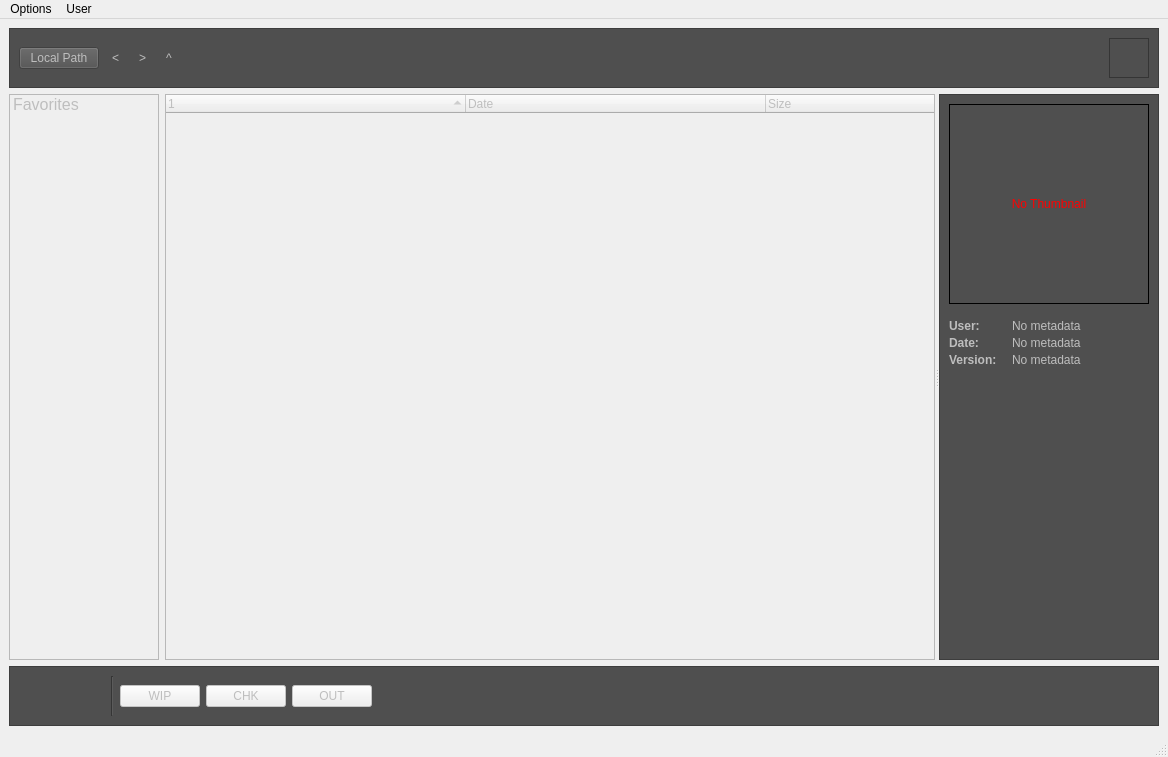
Above: plugins/file_manager/gui/main.ui from MayaFramework/Framework before the change. Below: the same form after it.
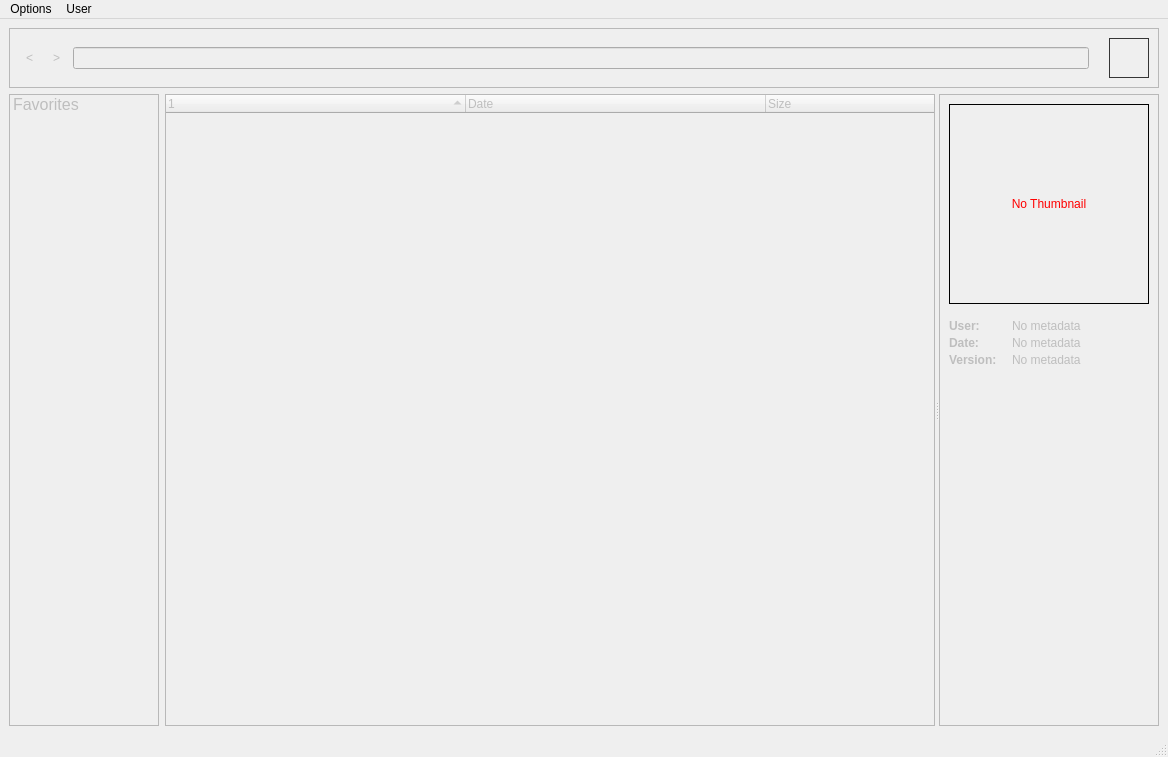
That is the form after the change. Icons and pictures are not drawn. Custom widgets are drawn as their Qt base class.

Diff of the .ui file:
```diff
--- a/plugins/file_manager/gui/main.ui
+++ b/plugins/file_manager/gui/main.ui
@@ -27,7 +27,7 @@
        </sizepolicy>
       </property>
       <property name="styleSheet">
-       <string notr="true">background-color: rgb(79, 79, 79);</string>
+       <string notr="true"/>
       </property>
       <property name="frameShape">
        <enum>QFrame::StyledPanel</enum>
@@ -36,13 +36,6 @@
        <enum>QFrame::Raised</enum>
       </property>
       <layout class="QHBoxLayout" name="horizontalLayout_2">
-       <item>
-        <widget class="QPushButton" name="toLocalPathBT">
-         <property name="text">
-          <string>Local Path</string>
-         </property>
-        </widget>
-       </item>
        <item>
         <widget class="QToolButton" name="beforeBT">
          <property name="cursor">
@@ -70,46 +63,7 @@
         </widget>
        </item>
        <item>
-        <widget class="QToolButton" name="toolButton">
-         <property name="text">
-          <string>^</string>
-         </property>
-         <property name="autoRaise">
-          <bool>true</bool>
-         </property>
-        </widget>
-       </item>
-       <item>
-        <spacer name="horizontalSpacer">
-         <property name="orientation">
-          <enum>Qt::Horizontal</enum>
-         </property>
-         <property name="sizeType">
-          <enum>QSizePolicy::Preferred</enum>
-         </property>
-         <property name="sizeHint" stdset="0">
-          <size>
-           <width>45</width>
-           <height>20</height>
-          </size>
-         </property>
-        </spacer>
-       </item>
-       <item>
-        <layout class="QHBoxLayout" name="pathLayout"/>
-       </item>
-       <item>
-        <spacer name="horizontalSpacer_2">
-         <property name="orientation">
-          <enum>Qt::Horizontal</enum>
-         </property>
-         <property name="sizeHint" stdset="0">
-          <size>
-           <width>40</width>
-           <height>20</height>
-          </size>
-         </property>
-        </spacer>
+        <widget class="QLineEdit" name="pathLE"/>
        </item>
        <item>
         <widget class="QLabel" name="userNameLB">
@@ -254,7 +208,7 @@
           </size>
          </property>
          <property name="styleSheet">
-          <string notr="true">background-color: rgb(79, 79, 79);</string>
+          <string notr="true"/>
          </property>
          <property name="frameShape">
           <enum>QFrame::StyledPanel</enum>
@@ -429,186 +383,6 @@
       </item>
      </layout>
     </item>
-    <item>
-     <widget class="QFrame" name="frame_2">
-      <property name="sizePolicy">
-       <sizepolicy hsizetype="Preferred" vsizetype="Fixed">
-        <horstretch>0</horstretch>
-        <verstretch>0</verstretch>
-       </sizepolicy>
-      </property>
-      <property name="styleSheet">
-       <string notr="true">QFrame{background-color: rgb(79, 79, 79);}
-</string>
-      </property>
-      <property name="frameShape">
-       <enum>QFrame::StyledPanel</enum>
-      </property>
-      <property name="frameShadow">
-       <enum>QFrame::Raised</enum>
-      </property>
-      <layout class="QHBoxLayout" name="horizontalLayout">
-       <item>
-        <widget class="QPushButton" name="openBT">
-         <property name="minimumSize">
-          <size>
-           <width>40</width>
-           <height>40</height>
-          </size>
-         </property>
-         <property name="maximumSize">
-          <size>
-           <width>40</width>
-           <height>40</height>
-          </size>
-         </property>
-         <property name="cursor">
-          <cursorShape>PointingHandCursor</cursorShape>
-         </property>
-         <property name="toolTip">
-          <string>Download and open the file</string>
-         </property>
-         <property name="statusTip">
-          <string>Download and open the file</string>
-         </property>
-         <property name="text">
-          <string/>
-         </property>
-         <property name="iconSize">
-          <size>
-           <width>40</width>
-           <height>40</height>
-          </size>
-         </property>
-         <property name="flat">
-          <bool>true</bool>
-         </property>
-        </widget>
-       </item>
-       <item>
-        <widget class="QPushButton" name="downloadBT">
-         <property name="minimumSize">
-          <size>
-           <width>40</width>
-           <height>40</height>
-          </size>
-         </property>
-         <property name="maximumSize">
-          <size>
-           <width>40</width>
-           <height>40</height>
-          </size>
-         </property>
-         <property name="cursor">
-          <cursorShape>PointingHandCursor</cursorShape>
-         </property>
-         <property name="toolTip">
-          <string>Download file</string>
-         </property>
-         <property name="statusTip">
-          <string>Download file</string>
-         </property>
-         <property name="text">
-          <string/>
-         </property>
-         <property name="iconSize">
-          <size>
-           <width>40</width>
-           <height>40</height>
-          </size>
-         </property>
-         <property name="flat">
-          <bool>true</bool>
-         </property>
-        </widget>
-       </item>
-       <item>
-        <widget class="Line" name="line_2">
-         <property name="orientation">
-          <enum>Qt::Vertical</enum>
-         </property>
-        </widget>
-       </item>
-       <item>
-        <widget class="QPushButton" name="saveBT">
-         <property name="text">
-          <string>WIP</string>
-         </property>
-        </widget>
-       </item>
-       <item>
-        <widget class="QPushButton" name="chkSaveBT">
-         <property name="text">
-          <string>CHK</string>
-         </property>
-        </widget>
-       </item>
-       <item>
-        <widget class="QPushButton" name="outSaveBT">
-         <property name="text">
-          <string>OUT</string>
-         </property>
-        </widget>
-       </item>
-       <item>
-        <spacer name="horizontalSpacer_3">
-         <property name="orientation">
-          <enum>Qt::Horizontal</enum>
-         </property>
-         <property name="sizeHint" stdset="0">
-          <size>
-           <width>40</width>
-           <height>20</height>
-          </size>
-         </property>
-        </spacer>
-       </item>
-       <item>
-        <widget class="QPushButton" name="addFileBT">
-         <property name="minimumSize">
-          <size>
-           <width>40</width>
-           <height>40</height>
-          </size>
-         </property>
-         <property name="maximumSize">
-          <size>
-           <width>40</width>
-           <height>40</height>
-          </size>
-         </property>
-         <property name="cursor">
-          <cursorShape>PointingHandCursor</cursorShape>
-         </property>
-         <property name="toolTip">
-          <string>Add file to Dropbox</string>
-         </property>
-         <property name="statusTip">
-          <string>Add file to Dropbox</string>
-         </property>
-         <property name="styleSheet">
-          <string notr="true"/>
-         </property>
-         <property name="text">
-          <string/>
-         </property>
-         <property name="iconSize">
-          <size>
-           <width>40</width>
-           <height>40</height>
-          </size>
-         </property>
-         <property name="default">
-          <bool>false</bool>
-         </property>
-         <property name="flat">
-          <bool>true</bool>
-         </property>
-        </widget>
-       </item>
-      </layout>
-     </widget>
-    </item>
    </layout>
   </widget>
   <widget class="QMenuBar" name="menubar">
```
Left out of the diff: 3 changed lines with no effect on the pictures.
